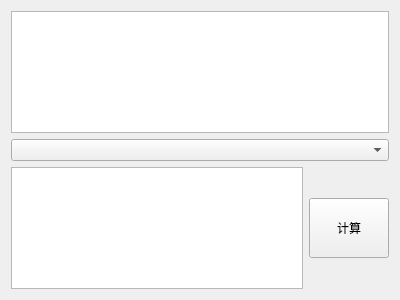
The window that AppTools/ui/CrcWidget.ui (hermixy/AppTools) describes before a commit, drawn with Qt 5.
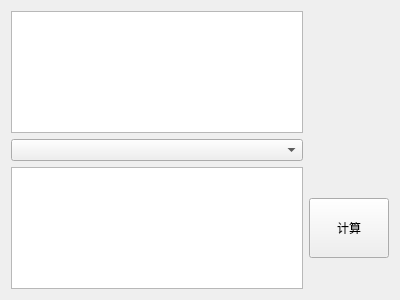
The same window after the commit.

What changed in the file:
```diff
--- a/AppTools/ui/CrcWidget.ui
+++ b/AppTools/ui/CrcWidget.ui
@@ -14,10 +14,26 @@
    <string>Form</string>
   </property>
   <layout class="QGridLayout" name="gridLayout">
-   <item row="0" column="0" colspan="2">
+   <item row="0" column="0">
     <widget class="QTextBrowser" name="display"/>
    </item>
-   <item row="1" column="0" colspan="2">
+   <item row="0" column="1">
+    <widget class="QLabel" name="label">
+     <property name="minimumSize">
+      <size>
+       <width>75</width>
+       <height>0</height>
+      </size>
+     </property>
+     <property name="styleSheet">
+      <string notr="true"/>
+     </property>
+     <property name="text">
+      <string/>
+     </property>
+    </widget>
+   </item>
+   <item row="1" column="0">
     <widget class="QComboBox" name="modelcbx"/>
    </item>
    <item row="2" column="0">
```
Left out of the diff: 2 changed lines with no effect on the pictures.
